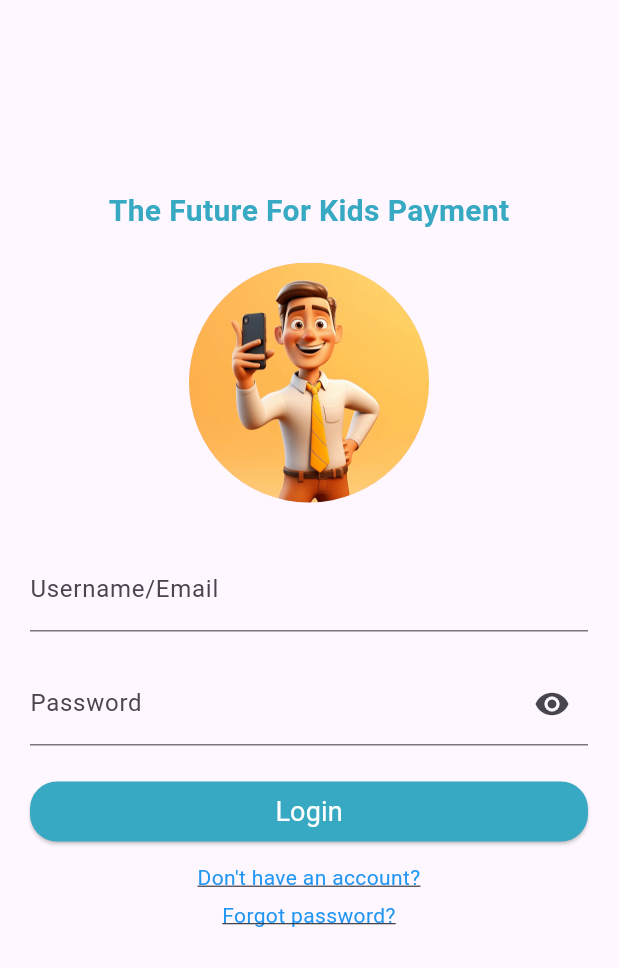
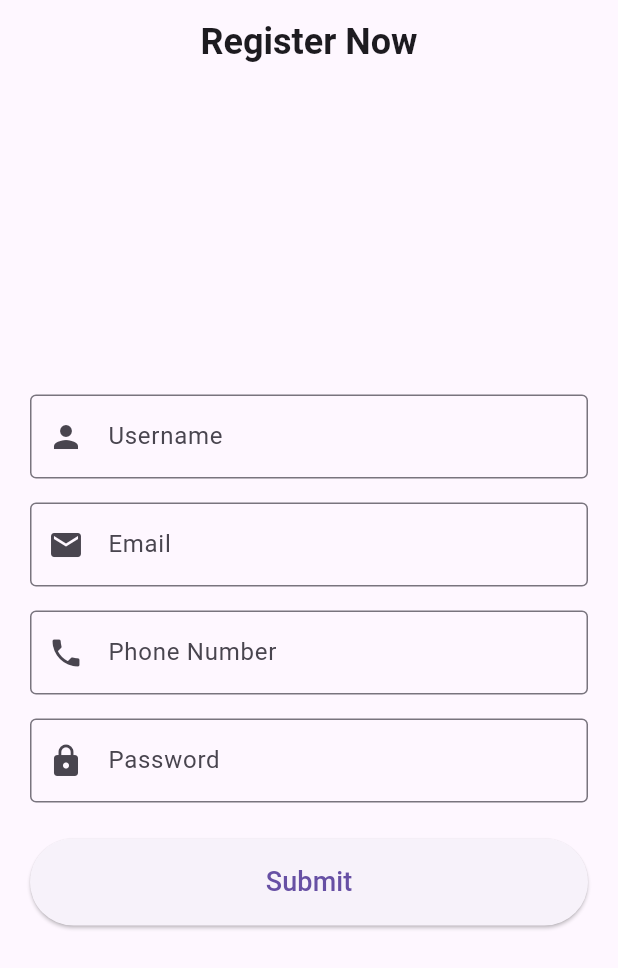
Before and after one commit to chebbi4m/pim-flutter, a Flutter app: the screen it shows after launch, on a phone screen of 412 x 824 dp. Shown: the top 968 px of the screen. Run offline on Flutter 3.47's test engine with Material 3 defaults, Android fonts, the phone set to English and light mode, and no system bars; our stand-ins replace shared_preferences; Roboto replaces fonts that are missing (Nerko One).

Commit message:
added parent signup + sharedpreferences

```diff
--- a/flutterdev/flutter_application_1/lib/main.dart
+++ b/flutterdev/flutter_application_1/lib/main.dart
@@ -1,4 +1,5 @@
 import 'package:flutter/material.dart';
+import 'package:flutter_application_1/pages/parentRegister.dart';
 import 'package:shared_preferences/shared_preferences.dart';
 import '../services/user.dart';
 import '../models/user.dart';
@@ -13,7 +14,8 @@ class LoginApp extends StatelessWidget {
   Widget build(BuildContext context) {
     return MaterialApp(
       title: '',
-      home: LoginPage(),
+      // home: LoginPage(),
+      home: ParentRegistrationPage(),
       debugShowCheckedModeBanner: false,
     );
   }
@@ -249,7 +251,7 @@ class _LoginFormState extends State<LoginForm> {
             }
           },
           style: ElevatedButton.styleFrom(
-            primary: Color(0xFF38A9C2), // Background color
+            backgroundColor: Color(0xFF38A9C2), // Background color
             fixedSize: Size(72.0, 36.0), // Adjust width and height
             shape: RoundedRectangleBorder(
               borderRadius: BorderRadius.circular(18.0), // Adjust border radius
--- /dev/null
+++ b/flutterdev/flutter_application_1/lib/pages/parentRegister.dart
@@ -0,0 +1,106 @@
+import 'package:flutter/material.dart';
+import '../Services/parentServices.dart';
+import 'success.dart';
+
+class ParentRegistrationPage extends StatelessWidget {
+  final TextEditingController usernameController = TextEditingController();
+  final TextEditingController emailController = TextEditingController();
+  final TextEditingController passwordController = TextEditingController();
+  final TextEditingController phoneNumberController = TextEditingController();
+
+  @override
+  Widget build(BuildContext context) {
+    return Scaffold(
+      appBar: AppBar(
+        title: Text(
+          "Register Now",
+          style: TextStyle(fontSize: 24.0, fontWeight: FontWeight.bold),
+        ),
+        centerTitle: true,
+      ),
+      body: Center(
+        child: Padding(
+          padding: EdgeInsets.all(20.0),
+          child: Column(
+            mainAxisAlignment: MainAxisAlignment.center,
+            crossAxisAlignment: CrossAxisAlignment.stretch,
+            children: [
+              TextFormField(
+                controller: usernameController,
+                decoration: InputDecoration(
+                  labelText: 'Username',
+                  border: OutlineInputBorder(),
+                  prefixIcon: Icon(Icons.person),
+                ),
+              ),
+              SizedBox(height: 16.0),
+              TextFormField(
+                controller: emailController,
+                decoration: InputDecoration(
+                  labelText: 'Email',
+                  border: OutlineInputBorder(),
+                  prefixIcon: Icon(Icons.email),
+                ),
+              ),
+              SizedBox(height: 16.0),
+              TextFormField(
+                controller: phoneNumberController,
+                keyboardType: TextInputType.phone,
+                decoration: InputDecoration(
+                  labelText: 'Phone Number',
+                  border: OutlineInputBorder(),
+                  prefixIcon: Icon(Icons.phone),
+                ),
+              ),
+              SizedBox(height: 16.0),
+              TextFormField(
+                controller: passwordController,
+                obscureText: true,
+                decoration: InputDecoration(
+                  labelText: 'Password',
+                  border: OutlineInputBorder(),
+                  prefixIcon: Icon(Icons.lock),
+                ),
+              ),
+              SizedBox(height: 24.0),
+              ElevatedButton(
+                onPressed: () {
+                  registerParent(
+                    usernameController.text.trim(),
+                    emailController.text.trim(),
+                    passwordController.text,
+                    phoneNumberController.text.trim(),
+                  ).then((success) {
+                    // Show success message
+                    ScaffoldMessenger.of(context).showSnackBar(
+                      SnackBar(content: Text('Registration successful')),
+                    );
+
+                    // Navigate to the success page
+                    Navigator.push(
+                      context,
+                      MaterialPageRoute(
+                          builder: (context) => RegistrationSuccessPage()),
+                    );
+                  }).catchError((error) {
+                    // Show error message
+                    ScaffoldMessenger.of(context).showSnackBar(
+                      SnackBar(content: Text('Error: $error')),
+                    );
+                  });
+                },
+                style: ElevatedButton.styleFrom(
+                  padding: EdgeInsets.symmetric(vertical: 16.0),
+                ),
+                child: Text(
+                  'Submit',
+                  style: TextStyle(fontSize: 18.0),
+                ),
+              ),
+            ],
+          ),
+        ),
+      ),
+    );
+  }
+}
```
Also changed, not shown: flutterdev/flutter_application_1/lib/pages/marketproductsparent.dart (+4 -4 lines), flutterdev/flutter_application_1/lib/pages/success.dart (added, +20 -0 lines), flutterdev/flutter_application_1/lib/services/parentServices.dart (added, +49 -0 lines), flutterdev/flutter_application_1/pubspec.lock.
